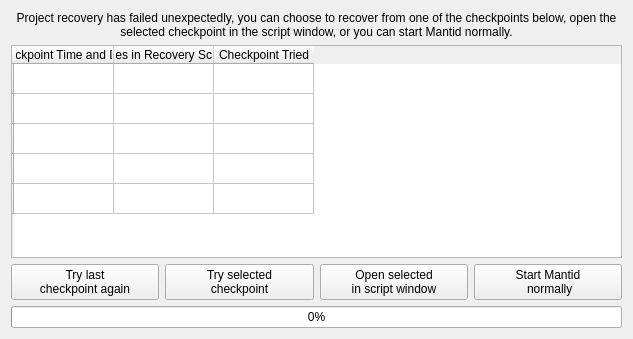
First picture: the form in MantidPlot/src/ProjectRecoveryGUIs/RecoveryFailure.ui, repository mantidproject/mantid, before the edit.
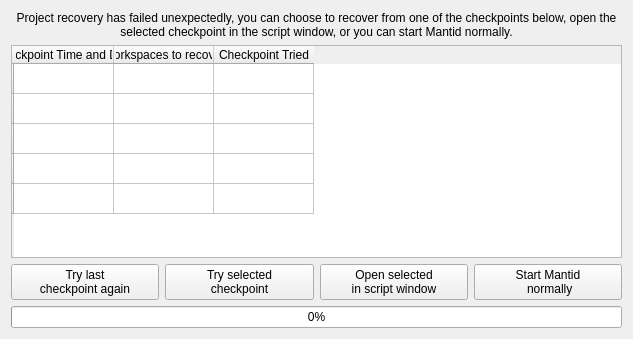
Second picture: the form after the edit.

Commit message: Re #23570 Number of workspaces instead of script length

```diff
--- a/MantidPlot/src/ProjectRecoveryGUIs/RecoveryFailure.ui
+++ b/MantidPlot/src/ProjectRecoveryGUIs/RecoveryFailure.ui
@@ -69,7 +69,7 @@
        </column>
        <column>
         <property name="text">
-         <string>Lines in Recovery Script</string>
+         <string>Workspaces to recover</string>
         </property>
        </column>
        <column>
```
The commit also changes 7 other files.
